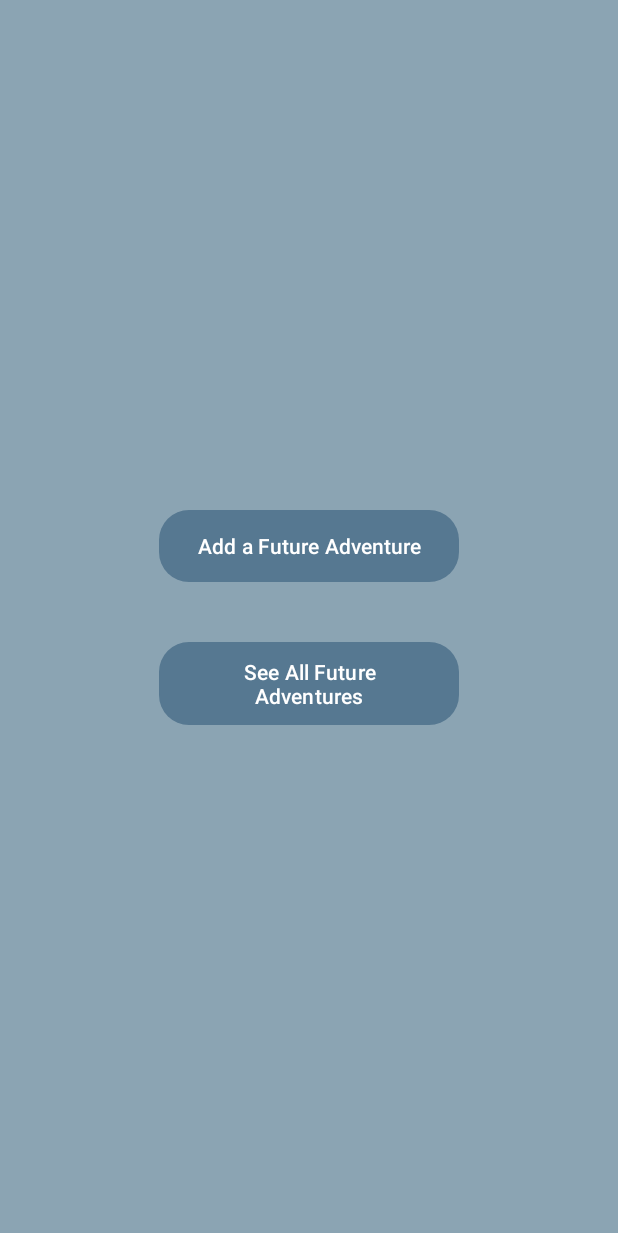
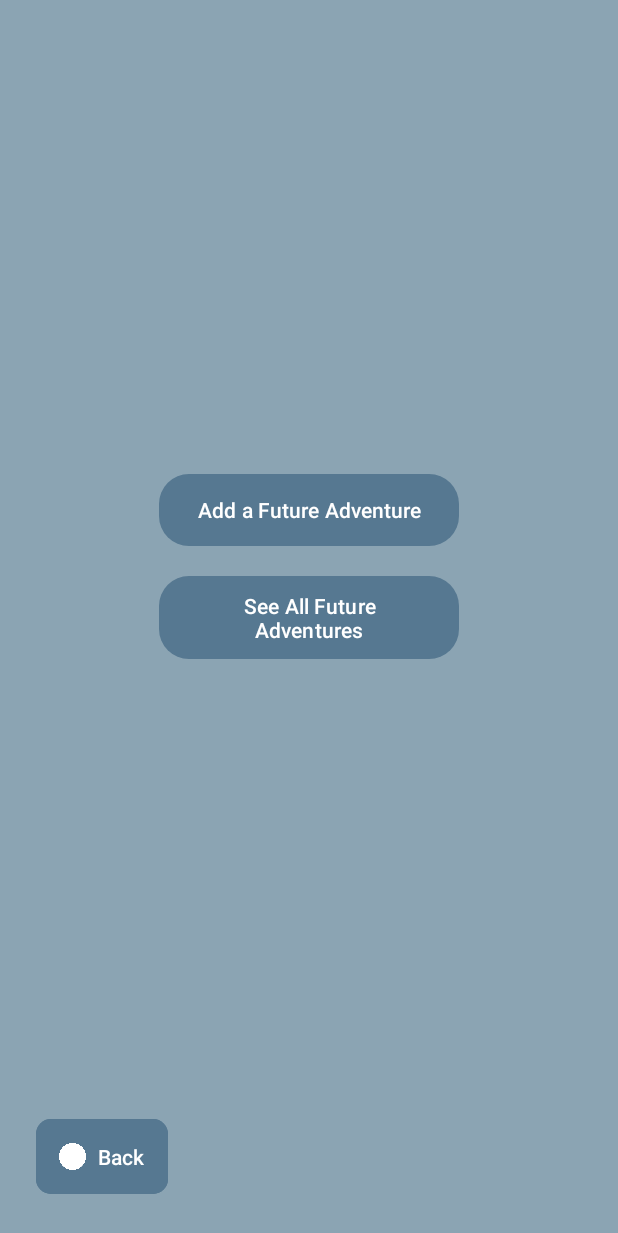
Before and after one commit to IcedPeppermintTea/TravelNotes, an Android app: the UnvisitedPlacesActivity screen opened directly, with no data from a screen before it, on a phone screen of 412 x 824 dp. Shown: the top 1233 px of the screen. Run offline under Robolectric (Android 15) with nearby library versions, the phone set to English and light mode, and no system bars.

Commit message:
more functionality

```diff
--- a/app/src/main/java/com/ayleen/travelapp/PlaceAdapter.java
+++ b/app/src/main/java/com/ayleen/travelapp/PlaceAdapter.java
@@ -5,6 +5,7 @@ import android.view.LayoutInflater;
 import android.view.View;
 import android.view.ViewGroup;
 import android.widget.ArrayAdapter;
+import android.widget.Button;
 import android.widget.TextView;
 
 import java.util.List;
@@ -13,7 +14,6 @@ public class PlaceAdapter extends ArrayAdapter<Place> {
     public PlaceAdapter(Context context, List<Place> places) {
         super(context, 0, places);
     }
-
     @Override
     public View getView(int position, View convertView, ViewGroup parent) {
         Place place = getItem(position);
--- a/app/src/main/java/com/ayleen/travelapp/UnvisitedPlacesActivity.java
+++ b/app/src/main/java/com/ayleen/travelapp/UnvisitedPlacesActivity.java
@@ -2,15 +2,31 @@ package com.ayleen.travelapp;
 
 import android.content.Intent;
 import android.os.Bundle;
+import android.view.Menu;
+import android.view.MenuItem;
+import android.view.View;
 import android.widget.Button;
 
 import androidx.appcompat.app.AppCompatActivity;
 
 public class UnvisitedPlacesActivity extends AppCompatActivity {
+
+    Button btnBack;
+
     @Override
     protected void onCreate(Bundle savedInstanceState) {
         super.onCreate(savedInstanceState);
         setContentView(R.layout.activity_unvisited_places);
+
+        // Setting up the Back Button
+        btnBack = findViewById(R.id.btnBack);
+
+        btnBack.setOnClickListener(new View.OnClickListener() {
+            @Override
+            public void onClick(View view) {
+                onBackPressed();
+            }
+        });
 
         Button addButton = findViewById(R.id.buttonAddAdventure);
         Button viewButton = findViewById(R.id.buttonViewAdventures);
@@ -25,4 +41,5 @@ public class UnvisitedPlacesActivity extends AppCompatActivity {
             startActivity(intent);
         });
     }
+
 }
--- a/app/src/main/java/com/ayleen/travelapp/VisitedPlacesActivity.java
+++ b/app/src/main/java/com/ayleen/travelapp/VisitedPlacesActivity.java
@@ -1,6 +1,8 @@
 package com.ayleen.travelapp;
 
 import android.os.Bundle;
+import android.view.View;
+import android.widget.Button;
 
 import androidx.activity.EdgeToEdge;
 import androidx.appcompat.app.AppCompatActivity;
@@ -9,10 +11,12 @@ import androidx.core.view.ViewCompat;
 import androidx.core.view.WindowInsetsCompat;
 
 public class VisitedPlacesActivity extends AppCompatActivity {
+    Button btnBack;
 
     @Override
     protected void onCreate(Bundle savedInstanceState) {
         super.onCreate(savedInstanceState);
+
 
         EdgeToEdge.enable(this);
         setContentView(R.layout.activity_visited_places);
--- a/app/src/main/res/layout/activity_home_screen.xml
+++ b/app/src/main/res/layout/activity_home_screen.xml
@@ -4,6 +4,7 @@
     android:layout_height="match_parent"
     android:background="@color/pale_green"
     android:padding="16dp">
+
 
     <Button
         android:id="@+id/buttonVisitedPlaces"
--- a/app/src/main/res/layout/activity_unvisited_places.xml
+++ b/app/src/main/res/layout/activity_unvisited_places.xml
@@ -1,33 +1,52 @@
 <?xml version="1.0" encoding="utf-8"?>
-
-<LinearLayout xmlns:android="http://schemas.android.com/apk/res/android"
+<RelativeLayout xmlns:android="http://schemas.android.com/apk/res/android"
     xmlns:app="http://schemas.android.com/apk/res-auto"
     xmlns:tools="http://schemas.android.com/tools"
-    android:id="@+id/main"
     android:layout_width="match_parent"
     android:layout_height="match_parent"
-    tools:context=".MainActivity"
-    android:gravity="center"
-    android:orientation="vertical"
-    android:background="@color/soft_blue">
+    android:background="@color/soft_blue"
+    tools:context=".UnvisitedPlacesActivity">
 
+    <!-- Back Button at the bottom left -->
+    <com.google.android.material.button.MaterialButton
+        android:id="@+id/btnBack"
+        android:layout_width="wrap_content"
+        android:layout_height="wrap_content"
+        android:text="Back"
+        android:backgroundTint="@color/darker_blue"
+        android:textColor="@color/white"
+        app:cornerRadius="10dp"
+        app:icon="@drawable/ic_back"
+        app:iconTint="@color/white"
+        android:padding="15dp"
+        android:layout_alignParentBottom="true"
+        android:layout_alignParentStart="true"
+        android:layout_marginStart="24dp"
+        android:layout_marginBottom="24dp" />
+
+    <!-- Centered Add a Future Adventure Button -->
     <Button
         android:id="@+id/buttonAddAdventure"
         android:layout_width="200dp"
         android:layout_height="wrap_content"
         android:text="Add a Future Adventure"
+        android:background="@drawable/button_background"
+        android:textColor="@color/white"
         android:layout_centerInParent="true"
-        android:layout_marginBottom="20dp"
-        android:background="@drawable/button_background"
-        android:textColor="@color/white" />
+        android:layout_above="@id/buttonViewAdventures"
+        android:layout_centerHorizontal="true"
+        android:layout_marginBottom="10dp" />
 
+    <!-- Centered See All Future Adventures Button -->
     <Button
         android:id="@+id/buttonViewAdventures"
         android:layout_width="200dp"
         android:layout_height="wrap_content"
         android:text="See All Future Adventures"
-        android:layout_below="@id/buttonAddAdventure"
-        android:layout_marginTop="20dp"
         android:background="@drawable/button_background"
-        android:textColor="@color/white" />
-</LinearLayout>
+        android:textColor="@color/white"
+        android:layout_centerInParent="true"
+        android:layout_centerHorizontal="true"
+        android:layout_marginTop="10dp" />
+
+</RelativeLayout>
--- a/app/src/main/res/layout/activity_visited_places.xml
+++ b/app/src/main/res/layout/activity_visited_places.xml
@@ -7,4 +7,6 @@
     android:layout_height="match_parent"
     tools:context=".VisitedPlacesActivity">
 
+
+
 </androidx.constraintlayout.widget.ConstraintLayout>
--- a/app/src/main/res/layout/place_item.xml
+++ b/app/src/main/res/layout/place_item.xml
@@ -24,4 +24,5 @@
         android:layout_width="wrap_content"
         android:layout_height="wrap_content"
         android:text="Description:" />
+
 </LinearLayout>
```
Also changed, not shown: app/src/main/java/com/ayleen/travelapp/AddAdventureActivity.java (+15 -0 lines), app/src/main/java/com/ayleen/travelapp/PlacesListActivity.java (+20 -0 lines), app/src/main/java/com/ayleen/travelapp/ViewAdventuresActivity.java (+12 -0 lines), app/src/main/res/layout/activity_add_adventure.xml (+29 -2 lines), app/src/main/res/layout/activity_places_list.xml (+23 -4 lines), app/src/main/res/layout/activity_view_adventures.xml (+26 -1 lines), app/src/main/res/drawable/ic_back.png (added).
